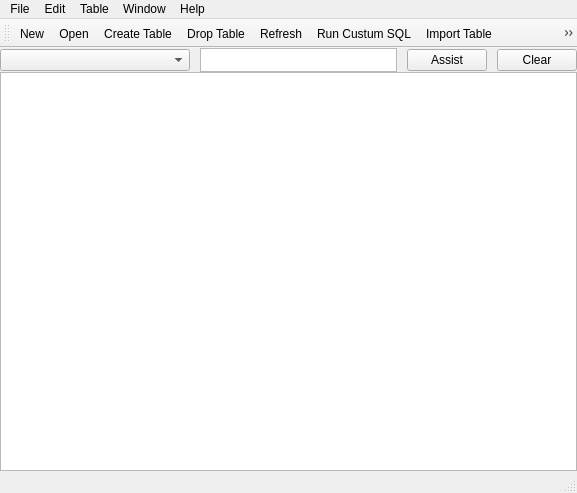
Qt form mainwindow.ui (informationsea/Hyokai) before a commit.
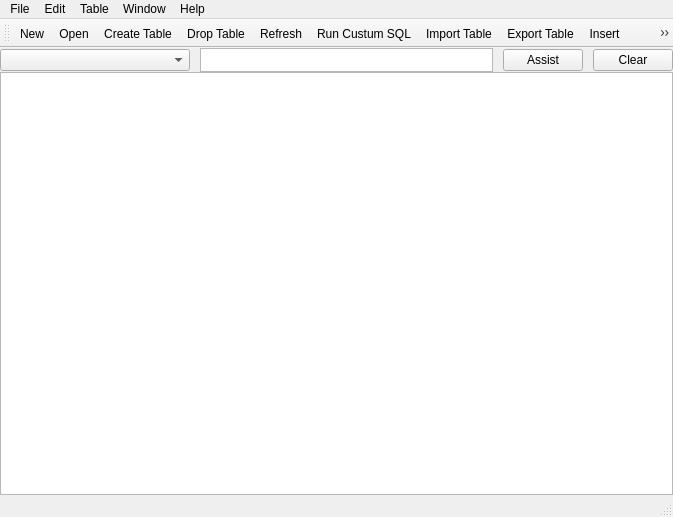
The same form after that commit. Icons and pictures are not drawn. Custom widgets are drawn as their Qt base class.

Commit message: larger default window size

```diff
--- a/mainwindow.ui
+++ b/mainwindow.ui
@@ -6,8 +6,8 @@
    <rect>
     <x>0</x>
     <y>0</y>
-    <width>577</width>
-    <height>493</height>
+    <width>673</width>
+    <height>517</height>
    </rect>
   </property>
   <property name="windowTitle">
@@ -106,7 +106,7 @@
     <rect>
      <x>0</x>
      <y>0</y>
-     <width>577</width>
+     <width>673</width>
      <height>22</height>
     </rect>
    </property>
```
The commit also changes 2 other files.
